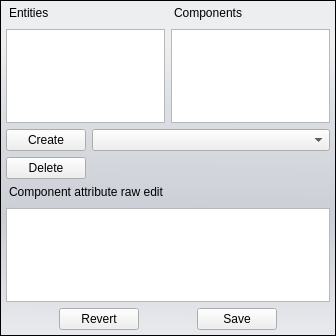
The window that bin/data/ui/eceditor.ui (realXtend/tundra) describes before a commit, drawn with Qt 5.
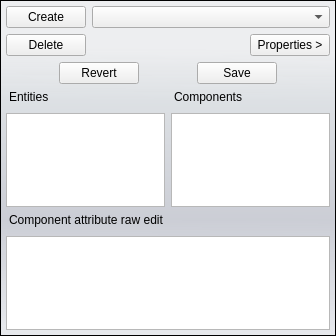
The same window after the commit.

Diff of the .ui file:
```diff
--- a/bin/data/ui/eceditor.ui
+++ b/bin/data/ui/eceditor.ui
@@ -43,42 +43,12 @@
      <property name="frameShadow">
       <enum>QFrame::Raised</enum>
      </property>
-     <layout class="QVBoxLayout" name="verticalLayout">
+     <layout class="QHBoxLayout" name="horizontalLayout_6">
       <property name="margin">
        <number>0</number>
       </property>
       <item>
-       <layout class="QHBoxLayout" name="horizontalLayout_3">
-        <item>
-         <layout class="QVBoxLayout" name="verticalLayout_4">
-          <item>
-           <widget class="QLabel" name="label_entities">
-            <property name="text">
-             <string>Entities</string>
-            </property>
-           </widget>
-          </item>
-          <item>
-           <widget class="QListWidget" name="list_entities"/>
-          </item>
-         </layout>
-        </item>
-        <item>
-         <layout class="QVBoxLayout" name="verticalLayout_3">
-          <item>
-           <widget class="QLabel" name="label_components">
-            <property name="text">
-             <string>Components</string>
-            </property>
-           </widget>
-          </item>
-          <item>
-           <widget class="QListWidget" name="list_components"/>
-          </item>
-         </layout>
-        </item>
-       </layout>
-      </item>
+       <layout class="QVBoxLayout" name="verticalLayout">
       <item>
        <layout class="QHBoxLayout" name="horizontalLayout_4">
         <item>
@@ -134,24 +104,10 @@
           </property>
          </spacer>
         </item>
-       </layout>
-      </item>
       <item>
-       <layout class="QVBoxLayout" name="verticalLayout_2">
-        <item>
-         <widget class="QLabel" name="label_rawedit">
+           <widget class="QPushButton" name="but_show_properties">
           <property name="text">
-           <string>Component attribute raw edit</string>
-          </property>
-         </widget>
-        </item>
-        <item>
-         <widget class="QTextEdit" name="text_attredit">
-          <property name="sizePolicy">
-           <sizepolicy hsizetype="Expanding" vsizetype="Preferred">
-            <horstretch>0</horstretch>
-            <verstretch>0</verstretch>
-           </sizepolicy>
+             <string>Properties &gt;</string>
           </property>
          </widget>
         </item>
@@ -213,6 +169,64 @@
          </spacer>
         </item>
        </layout>
+        </item>
+        <item>
+         <layout class="QHBoxLayout" name="horizontalLayout_3">
+          <item>
+           <layout class="QVBoxLayout" name="verticalLayout_4">
+            <item>
+             <widget class="QLabel" name="label_entities">
+              <property name="text">
+               <string>Entities</string>
+              </property>
+             </widget>
+            </item>
+            <item>
+             <widget class="QListWidget" name="list_entities"/>
+            </item>
+           </layout>
+          </item>
+          <item>
+           <layout class="QVBoxLayout" name="verticalLayout_3">
+            <item>
+             <widget class="QLabel" name="label_components">
+              <property name="text">
+               <string>Components</string>
+              </property>
+             </widget>
+            </item>
+            <item>
+             <widget class="QListWidget" name="list_components"/>
+            </item>
+           </layout>
+          </item>
+         </layout>
+        </item>
+        <item>
+         <layout class="QVBoxLayout" name="verticalLayout_2">
+          <item>
+           <widget class="QLabel" name="label_rawedit">
+            <property name="text">
+             <string>Component attribute raw edit</string>
+            </property>
+           </widget>
+          </item>
+          <item>
+           <widget class="QTextEdit" name="text_attredit">
+            <property name="sizePolicy">
+             <sizepolicy hsizetype="Expanding" vsizetype="Preferred">
+              <horstretch>0</horstretch>
+              <verstretch>0</verstretch>
+             </sizepolicy>
+            </property>
+           </widget>
+          </item>
+         </layout>
+        </item>
+       </layout>
+      </item>
+      <item>
+       <layout class="QVBoxLayout" name="verticalLayout_properties"/>
       </item>
      </layout>
     </widget>
```
Lines whose indentation alone changed are shown as unchanged.
